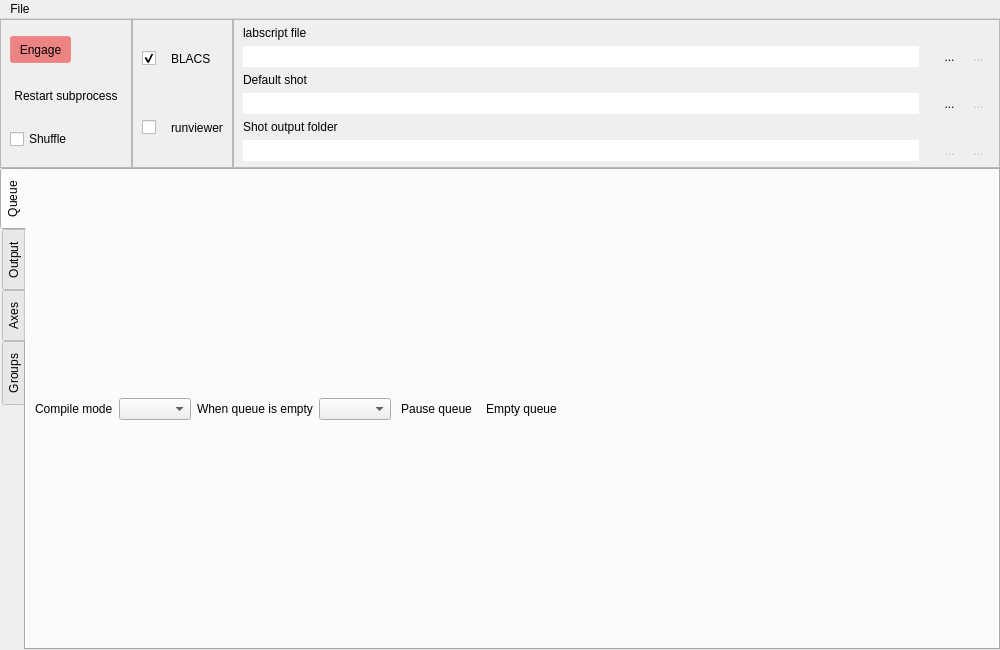
The window that runmanager/main.ui (ispielma/runmanager) describes before a commit, drawn with Qt 5.
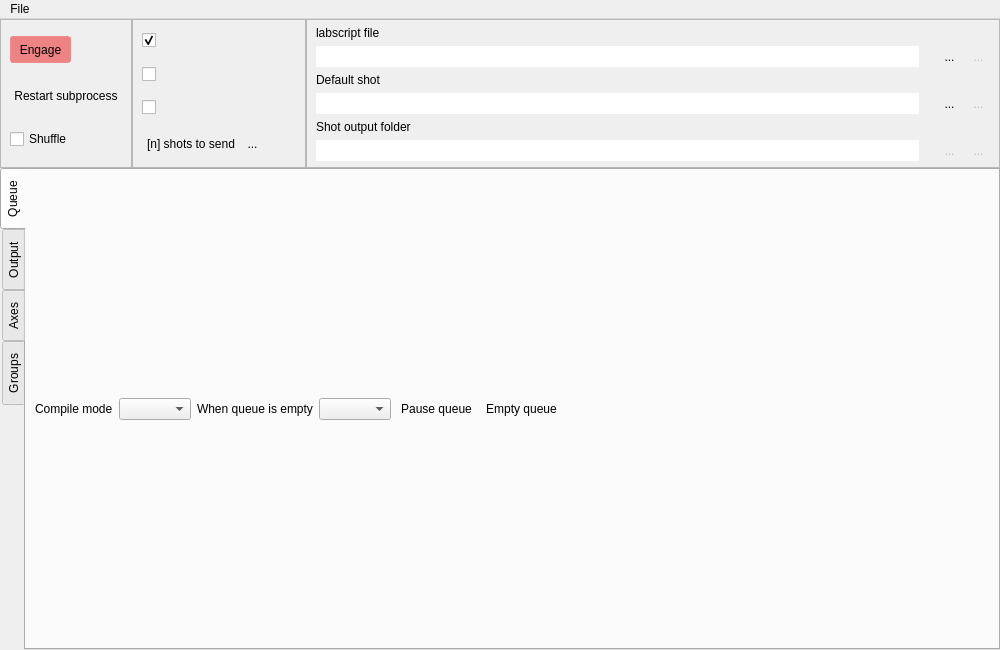
The same window after the commit. Icons and pictures are not drawn. Custom widgets are drawn as their Qt base class.

Commit message:
Define the lyse row in main.ui, and let the link indicators name their rows
The lyse row and its retry panel were a separate form, analysis_submission.ui,
loaded once and appended from code, so main.ui did not show them. They are now
a third row in main.ui, laid out as BLACS's and runviewer's are, and
AnalysisSubmission drives those widgets. The rows' own name labels go, since
labscript-utils' LinkIndicator now shows the application's name above its
status. Tests load main.ui through one shared fixture.

Diff of the .ui file:
```diff
--- a/runmanager/main.ui
+++ b/runmanager/main.ui
@@ -255,16 +255,6 @@
              </property>
             </widget>
            </item>
-           <item>
-            <widget class="QLabel" name="checkBox_run_shots_text">
-             <property name="toolTip">
-              <string>Send compiled shot files to the hardware</string>
-             </property>
-             <property name="text">
-              <string>BLACS</string>
-             </property>
-            </widget>
-           </item>
            <item>
             <layout class="QHBoxLayout" name="blacs_link_layout"/>
            </item>
@@ -305,16 +295,6 @@
              </property>
             </widget>
            </item>
-           <item>
-            <widget class="QLabel" name="checkBox_view_shots_text">
-             <property name="toolTip">
-              <string>Open the shot files in runviewer after compilation</string>
-             </property>
-             <property name="text">
-              <string>runviewer</string>
-             </property>
-            </widget>
-           </item>
            <item>
             <layout class="QHBoxLayout" name="runviewer_link_layout"/>
            </item>
@@ -333,6 +313,111 @@
            </item>
           </layout>
          </item>
+         <item>
+          <layout class="QHBoxLayout" name="horizontalLayout_lyse">
+           <property name="spacing">
+            <number>4</number>
+           </property>
+           <item>
+            <widget class="QCheckBox" name="send_to_server">
+             <property name="focusPolicy">
+              <enum>Qt::NoFocus</enum>
+             </property>
+             <property name="toolTip">
+              <string>Send completed shot files for analysis</string>
+             </property>
+             <property name="text">
+              <string/>
+             </property>
+            </widget>
+           </item>
+           <item>
+            <widget class="QLabel" name="send_to_server_icon">
+             <property name="text">
+              <string/>
+             </property>
+            </widget>
+           </item>
+           <item>
+            <layout class="QHBoxLayout" name="lyse_link_layout"/>
+           </item>
+           <item>
+            <spacer name="horizontalSpacer_lyse">
+             <property name="orientation">
+              <enum>Qt::Orientation::Horizontal</enum>
+             </property>
+             <property name="sizeHint" stdset="0">
+              <size>
+               <width>0</width>
+               <height>0</height>
+              </size>
+             </property>
+            </spacer>
+           </item>
+          </layout>
+         </item>
+         <item>
+          <widget class="QFrame" name="failed_to_send_frame">
+           <property name="styleSheet">
+            <string notr="true">QFrame{background-color: '#FF9999'};</string>
+           </property>
+           <property name="frameShape">
+            <enum>QFrame::NoFrame</enum>
+           </property>
+           <property name="frameShadow">
+            <enum>QFrame::Raised</enum>
+           </property>
+           <layout class="QHBoxLayout" name="horizontalLayout_failed_to_send">
+            <property name="leftMargin">
+             <number>5</number>
+            </property>
+            <property name="topMargin">
+             <number>3</number>
+            </property>
+            <property name="rightMargin">
+             <number>3</number>
+            </property>
+            <property name="bottomMargin">
+             <number>3</number>
+            </property>
+            <item>
+             <widget class="QLabel" name="resend_shots_label">
+              <property name="text">
+               <string>[n] shots to send</string>
+              </property>
+             </widget>
+            </item>
+            <item>
+             <widget class="QToolButton" name="retry_button">
+              <property name="toolTip">
+               <string>Retry now</string>
+              </property>
+              <property name="text">
+               <string>...</string>
+              </property>
+              <property name="icon">
+               <iconset>
+                <normaloff>:/qtutils/fugue/arrow-circle.png</normaloff>:/qtutils/fugue/arrow-circle.png</iconset>
+              </property>
+             </widget>
+            </item>
+            <item>
+             <widget class="QToolButton" name="clear_unsent_shots_button">
+              <property name="toolTip">
+               <string>Clear</string>
+              </property>
+              <property name="text">
+               <string/>
+              </property>
+              <property name="icon">
+               <iconset>
+                <normaloff>:/qtutils/fugue/minus.png</normaloff>:/qtutils/fugue/minus.png</iconset>
+              </property>
+             </widget>
+            </item>
+           </layout>
+          </widget>
+         </item>
         </layout>
        </widget>
       </item>
```
The commit also changes 5 other files.
